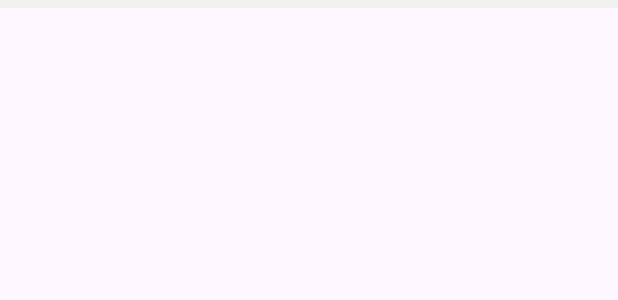
After one commit to Namhkn12/Furniture-eCommerce-App, an Android app: the layout common_big_separator_bar.xml on its own in the app's theme, with its tools: preview values and no code run, on a phone screen of 412 x 824 dp. The commit adds this screen. Shown: the top 300 px of the screen. Run offline under Robolectric (Android 15) with nearby library versions, the phone set to English and light mode, and no system bars.

Commit message:
Add Common layout, color.

```diff
--- /dev/null
+++ b/app/src/main/res/layout/common_big_separator_bar.xml
@@ -0,0 +1,10 @@
+<?xml version="1.0" encoding="utf-8"?>
+<LinearLayout xmlns:android="http://schemas.android.com/apk/res/android"
+    android:layout_width="match_parent"
+    android:layout_height="match_parent">
+    <View
+        android:layout_width="match_parent"
+        android:layout_height="5dp"
+        android:background="@color/warm_white"/>
+
+</LinearLayout>
--- a/app/src/main/res/values/colors.xml
+++ b/app/src/main/res/values/colors.xml
@@ -2,4 +2,7 @@
 <resources>
     <color name="black">#FF000000</color>
     <color name="white">#FFFFFFFF</color>
+    <color name="warm_white">#F1F1F1F0</color>
+    <color name="soft_orange">#E29547</color>
+    <color name="light_orange">#FFEEDDAA</color>
 </resources>
```
Also changed, not shown: app/src/main/res/layout/common_small_separator_bar.xml (added, +12 -0 lines).
